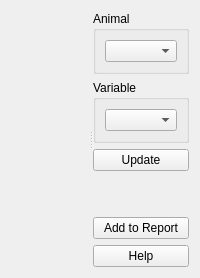
This is tse_analytics/views/analysis/timeseries_autocorrelation/timeseries_autocorrelation_widget.ui in TSE-Systems/tse-analytics as Qt 5 draws it before an edit. The edited form follows.
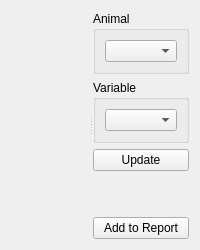
This is the edited form. Icons and pictures are not drawn. Custom widgets are drawn as their Qt base class.

```diff
--- a/tse_analytics/views/analysis/timeseries_autocorrelation/timeseries_autocorrelation_widget.ui
+++ b/tse_analytics/views/analysis/timeseries_autocorrelation/timeseries_autocorrelation_widget.ui
@@ -76,17 +76,6 @@
          </property>
         </widget>
        </item>
-       <item>
-        <widget class="QPushButton" name="pushButtonHelp">
-         <property name="text">
-          <string>Help</string>
-         </property>
-         <property name="icon">
-          <iconset resource="../../../../resources/resources.qrc">
-           <normaloff>:/icons/icons8-help-16.png</normaloff>:/icons/icons8-help-16.png</iconset>
-         </property>
-        </widget>
-       </item>
       </layout>
      </widget>
     </widget>
```
